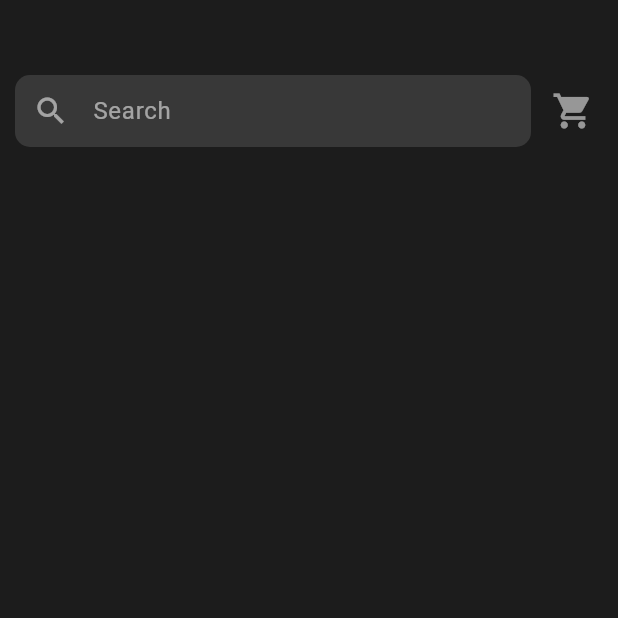
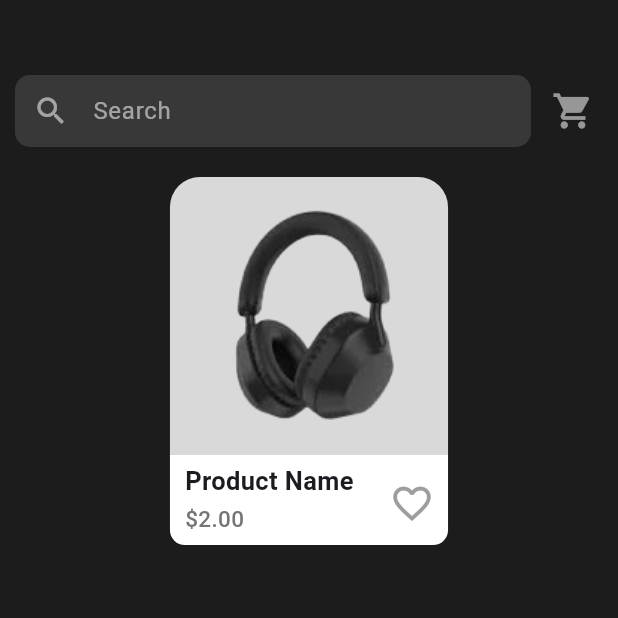
Before and after one commit to El-Qady/Store-App, a Flutter app: the screen it shows after launch, on a phone screen of 412 x 824 dp, the top half of it. Run offline on Flutter 3.47's test engine with Material 3 defaults, Android fonts, the phone set to English and light mode, and no system bars.

Commit message:
create product item widget

```diff
--- a/lib/views/home_view.dart
+++ b/lib/views/home_view.dart
@@ -1,9 +1,15 @@
 import 'package:flutter/material.dart';
+import 'package:store_app/widgets/product_item.dart';
 import 'package:store_app/widgets/search_field.dart';
 
-class HomeView extends StatelessWidget {
+class HomeView extends StatefulWidget {
   const HomeView({super.key});
 
+  @override
+  State<HomeView> createState() => _HomeViewState();
+}
+
+class _HomeViewState extends State<HomeView> {
   @override
   Widget build(BuildContext context) {
     return const Scaffold(
@@ -12,6 +18,8 @@ class HomeView extends StatelessWidget {
         children: [
           SizedBox(height: 50),
           SearchField(),
+          SizedBox(height: 20),
+          ProductItem(),
         ],
       ),
     );
--- /dev/null
+++ b/lib/widgets/product_item.dart
@@ -0,0 +1,87 @@
+
+import 'package:flutter/material.dart';
+
+class ProductItem extends StatefulWidget {
+  const ProductItem({
+    super.key,
+  });
+
+  @override
+  State<ProductItem> createState() => _ProductItemState();
+}
+
+class _ProductItemState extends State<ProductItem> {
+  bool _isFavorite = false;
+
+  @override
+  Widget build(BuildContext context) {
+    return Column(
+      children: [
+        Container(
+          decoration: const BoxDecoration(
+            borderRadius: BorderRadius.only(
+              topLeft: Radius.circular(20),
+              topRight: Radius.circular(20),
+            ),
+            color: Color(0xffd9d9d9),
+          ),
+          width: MediaQuery.sizeOf(context).width * 0.45,
+          height: MediaQuery.sizeOf(context).width * 0.45,
+          child: Center(child: Image.asset('assets/images/headfone.png')),
+        ),
+        Container(
+          decoration: const BoxDecoration(
+            borderRadius: BorderRadius.only(
+              bottomLeft: Radius.circular(10),
+              bottomRight: Radius.circular(10),
+            ),
+            color: Colors.white,
+          ),
+          height: 60,
+          width: MediaQuery.sizeOf(context).width * 0.45,
+          padding: const EdgeInsets.only(left: 10, top: 5),
+          child: Row(
+            children: [
+              Column(
+                crossAxisAlignment: CrossAxisAlignment.start,
+                children: [
+                  const Text(
+                    "Product Name",
+                    style: TextStyle(
+                      fontSize: 17,
+                      fontWeight: FontWeight.bold,
+                    ),
+                    textAlign: TextAlign.left,
+                  ),
+                  const SizedBox(height: 3),
+                  Text(
+                    "\$2.00",
+                    style: TextStyle(
+                      fontSize: 15,
+                      fontWeight: FontWeight.w500,
+                      color: Colors.grey[600],
+                    ),
+                    textAlign: TextAlign.left,
+                  ),
+                ],
+              ),
+              const Spacer(),
+              IconButton(
+                icon: Icon(
+                  _isFavorite ? Icons.favorite : Icons.favorite_border,
+                  color: _isFavorite ? Colors.red : Colors.grey,
+                  size: 30,
+                ),
+                onPressed: () {
+                  setState(() {
+                    _isFavorite = !_isFavorite;
+                  });
+                },
+              ),
+            ],
+          ),
+        ),
+      ],
+    );
+  }
+}
--- a/pubspec.yaml
+++ b/pubspec.yaml
@@ -59,8 +59,8 @@ flutter:
   uses-material-design: true
 
   # To add assets to your application, add an assets section, like this:
-  # assets:
-  #   - images/a_dot_burr.jpeg
+  assets:
+    - assets/images/
   #   - images/a_dot_ham.jpeg
 
   # An image asset can refer to one or more resolution-specific "variants", see
```
Also changed, not shown: assets/images/headfone.png (added).
